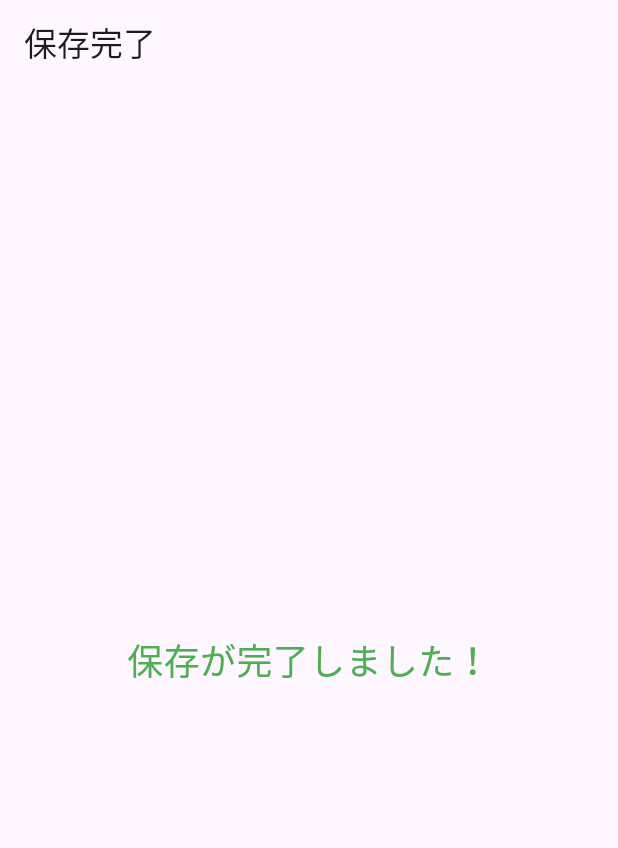
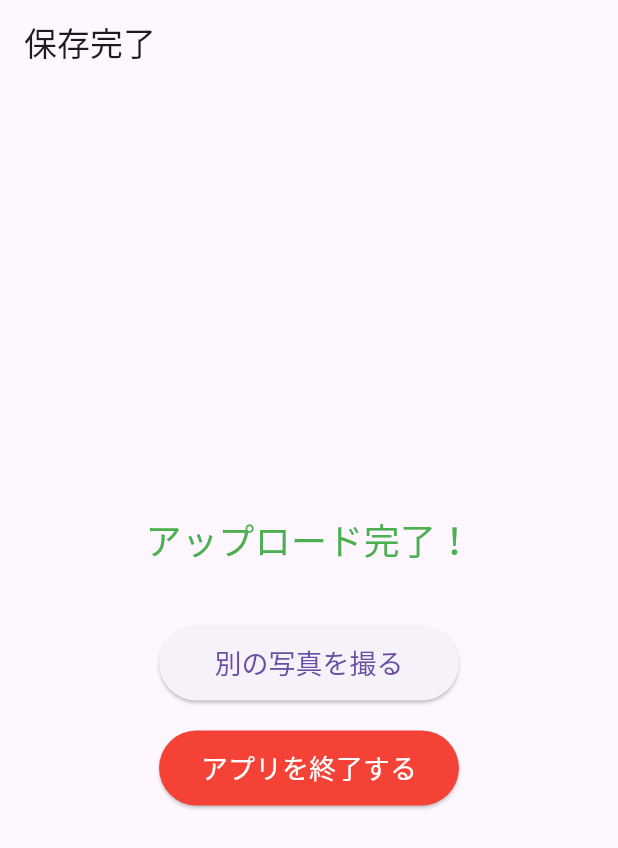
Before and after one commit to Natsuki-Togashi/dezikyou, a Flutter app: the SaveCompletePage screen opened directly, on a phone screen of 412 x 824 dp. Shown: the top 848 px of the screen. Run offline on Flutter 3.47's test engine with Material 3 defaults, Android fonts, the phone set to English and light mode, and no system bars; our stand-ins replace geocoding, geolocator, image_picker.

Commit message:
小変更

```diff
--- a/lib/view/camera/camera.dart
+++ b/lib/view/camera/camera.dart
@@ -5,6 +5,8 @@ import 'package:geolocator/geolocator.dart';
 import 'package:geocoding/geocoding.dart';
 import 'save_util.dart';
 import 'save_complete.dart';
+
+//カメラを使った一連の流れを管理するページ
 
 class CameraGpsPage extends StatefulWidget {
   @override
--- a/lib/view/camera/save_complete.dart
+++ b/lib/view/camera/save_complete.dart
@@ -1,5 +1,6 @@
 import 'package:flutter/material.dart';
-//import 'save_util.dart';
+import 'package:flutter/services.dart';
+//アップロード完了画面表示の管理
 
 class SaveCompletePage extends StatelessWidget {
   @override
@@ -7,9 +8,40 @@ class SaveCompletePage extends StatelessWidget {
     return Scaffold(
       appBar: AppBar(title: Text('保存完了')),
       body: Center(
-        child: Text(
-          '保存が完了しました！',
-          style: TextStyle(fontSize: 24, color: Colors.green),
+        child: Column(
+          mainAxisAlignment: MainAxisAlignment.center,
+          children: [
+            Text(
+              'アップロード完了！',
+              style: TextStyle(fontSize: 24, color: Colors.green),
+            ),
+            SizedBox(height: 40),
+            ElevatedButton(
+              onPressed: () {
+                // カメラ画面に戻る（画面スタックをクリアして最初の画面に戻る）
+                Navigator.of(context).popUntil((route) => route.isFirst);
+              },
+              child: Text('別の写真を撮る'),
+              style: ElevatedButton.styleFrom(
+                minimumSize: Size(200, 50),
+                textStyle: TextStyle(fontSize: 18),
+              ),
+            ),
+            SizedBox(height: 20),
+            ElevatedButton(
+              onPressed: () {
+                // アプリを終了
+                SystemNavigator.pop();
+              },
+              child: Text('アプリを終了する'),
+              style: ElevatedButton.styleFrom(
+                minimumSize: Size(200, 50),
+                textStyle: TextStyle(fontSize: 18),
+                backgroundColor: Colors.red,
+                foregroundColor: Colors.white,
+              ),
+            ),
+          ],
         ),
       ),
     );
--- a/lib/view/camera/save_util.dart
+++ b/lib/view/camera/save_util.dart
@@ -2,6 +2,8 @@ import 'dart:io';
 import 'dart:convert';
 import 'package:flutter/material.dart';
 import 'package:path_provider/path_provider.dart';
+
+//文字入力を管理
 
 class SaveUtil {
   static Future<void> saveImageFile(File imageFile, String photoName) async {
```
Also changed, not shown: lib/view/camera/saved_list.dart (+97 -28 lines), 1 other file.
